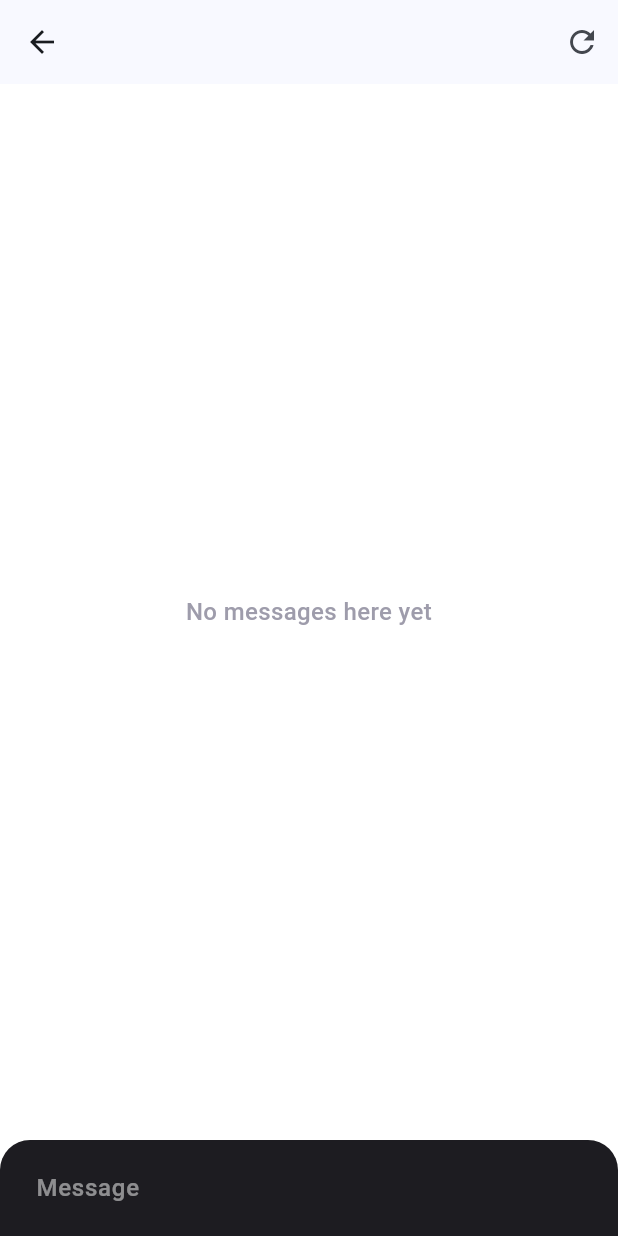
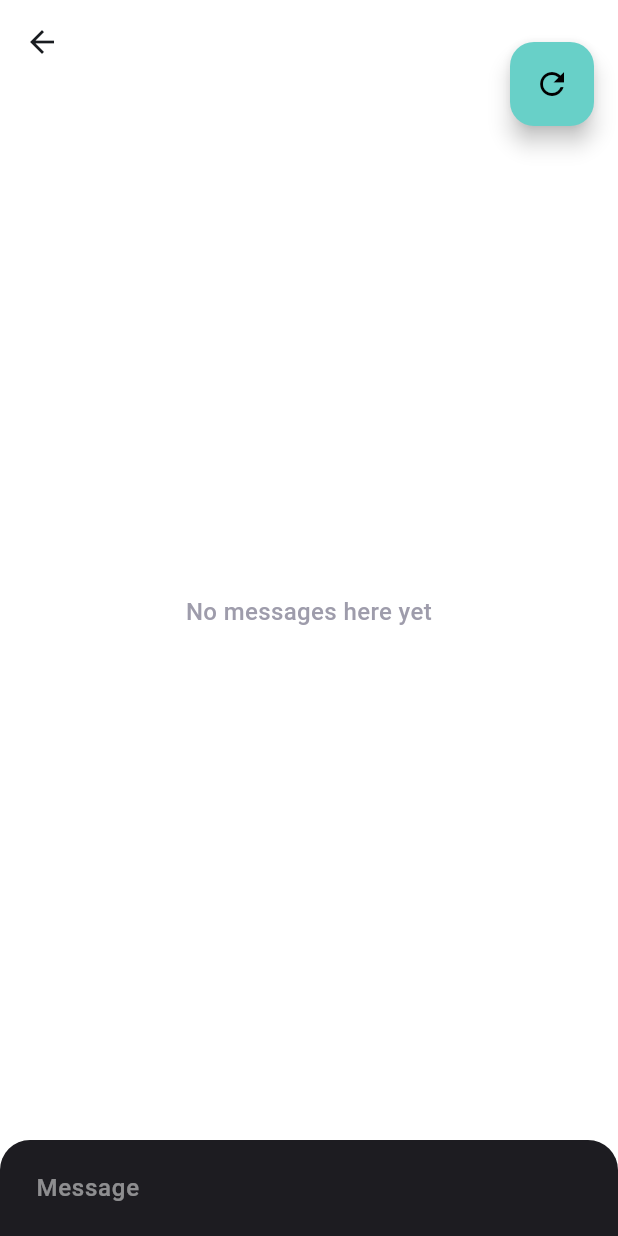
Before and after one commit to yamamomo2022/balance_ai_agent, a Flutter app: the ChatRoomPage screen opened directly, after a tap on the "refresh" icon, on a phone screen of 412 x 824 dp. Run offline on Flutter 3.47's test engine with Material 3 defaults, Android fonts, the phone set to English and light mode, and no system bars; our stand-ins replace dio, firebase_auth, firebase_core, flutter_chat_types, flutter_chat_ui, flutter_dotenv and 2 more; accounts and stored records are empty; generated files the repository leaves out were written again.

Commit message:
refactor: reorganize imports and enhance chat room UI
- Cleaned up import statements in chat_room_page.dart for better readability.
- Updated AppBar to have a white background.
- Added a floating action button for clearing messages and reinitializing data.
- Customized chat theme with a white background.

```diff
--- a/lib/pages/chat_room_page.dart
+++ b/lib/pages/chat_room_page.dart
@@ -1,14 +1,13 @@
 import 'dart:convert';
 import 'dart:math';
 
+import 'package:balance_ai_agent/providers/lifestyle_provider.dart';
+import 'package:balance_ai_agent/services/genkit_client.dart';
+import 'package:dio/dio.dart';
 import 'package:flutter/material.dart';
 import 'package:flutter_chat_types/flutter_chat_types.dart' as types;
 import 'package:flutter_chat_ui/flutter_chat_ui.dart';
-
-import 'package:dio/dio.dart';
-import 'package:balance_ai_agent/services/genkit_client.dart';
 import 'package:provider/provider.dart';
-import 'package:balance_ai_agent/providers/lifestyle_provider.dart';
 
 String randomString() {
   final random = Random.secure();
@@ -82,11 +81,9 @@ class ChatRoomPageState extends State<ChatRoomPage> {
     _addMessage(textMessage);
 
     final provider = Provider.of<LifestyleProvider>(context, listen: false);
-    await provider.loadLifestyle();
 
     final responseText = await _genkitClient.generateChatResponse(
         message.text, provider.lifestyle);
-    // Agent's reply (parrot)
     final agentMessage = types.TextMessage(
       author: _agent,
       createdAt: DateTime.now().millisecondsSinceEpoch,
@@ -99,23 +96,24 @@ class ChatRoomPageState extends State<ChatRoomPage> {
 
   @override
   Widget build(BuildContext context) => Scaffold(
-        appBar: AppBar(
-          actions: [
-            IconButton(
-              icon: const Icon(Icons.refresh),
-              onPressed: () {
-                setState(() {
-                  _messages.clear();
-                });
-                _initializeData();
-              },
-            ),
-          ],
-        ),
+        appBar: AppBar(backgroundColor: Colors.white),
         body: Chat(
           user: _user,
           messages: _messages,
           onSendPressed: _handleSendPressed,
+          theme: const DefaultChatTheme(backgroundColor: Colors.white),
         ),
+        floatingActionButton: FloatingActionButton(
+          onPressed: () {
+            setState(() {
+              _messages.clear();
+              _initializeData();
+            });
+          },
+          backgroundColor: Color.fromARGB(255, 104, 208, 200),
+          child: const Icon(Icons.refresh, color: Colors.black),
+        ),
+        floatingActionButtonLocation: FloatingActionButtonLocation.endTop,
+        floatingActionButtonAnimator: FloatingActionButtonAnimator.scaling,
       );
 }
```
